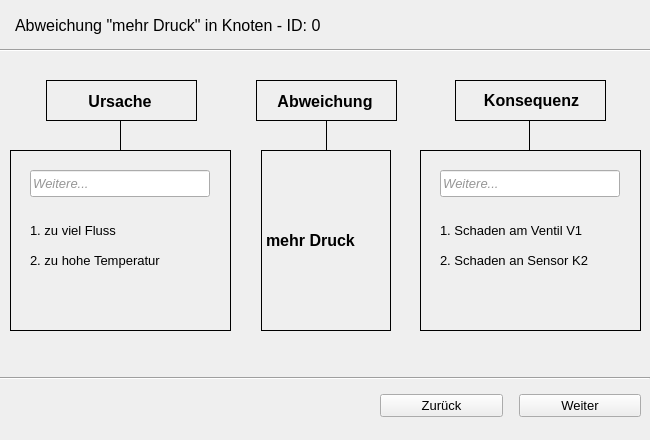
Above: Code/wizard_3.ui from MSPietsch/HMI before the change. Below: the same form after it.
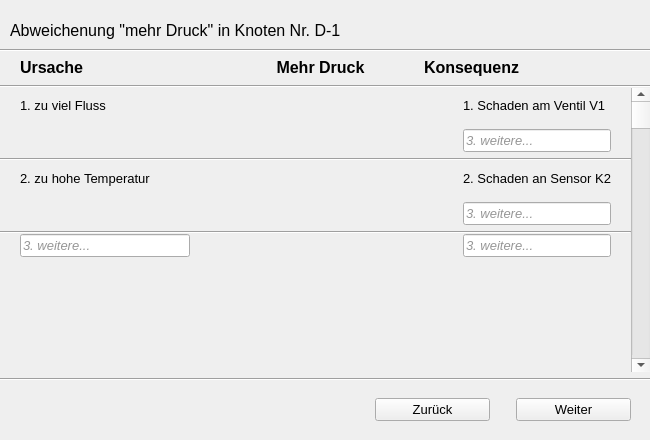
That is the form after the change. Icons and pictures are not drawn.

```diff
--- a/Code/wizard_3.ui
+++ b/Code/wizard_3.ui
@@ -45,21 +45,74 @@
    <property name="frameShadow">
     <enum>QFrame::Plain</enum>
    </property>
-   <widget class="QWidget" name="horizontalLayoutWidget">
+   <widget class="QLabel" name="uberschriftLabel">
     <property name="geometry">
      <rect>
-      <x>380</x>
-      <y>375</y>
-      <width>261</width>
+      <x>10</x>
+      <y>15</y>
+      <width>671</width>
+      <height>31</height>
+     </rect>
+    </property>
+    <property name="font">
+     <font>
+      <pointsize>12</pointsize>
+     </font>
+    </property>
+    <property name="text">
+     <string>Abweichenung &quot;mehr Druck&quot; in Knoten Nr. D-1</string>
+    </property>
+    <property name="alignment">
+     <set>Qt::AlignLeading|Qt::AlignLeft|Qt::AlignVCenter</set>
+    </property>
+   </widget>
+   <widget class="Line" name="line_4">
+    <property name="geometry">
+     <rect>
+      <x>-103</x>
+      <y>40</y>
+      <width>871</width>
+      <height>20</height>
+     </rect>
+    </property>
+    <property name="orientation">
+     <enum>Qt::Horizontal</enum>
+    </property>
+   </widget>
+   <widget class="QWidget" name="horizontalLayoutWidget_2">
+    <property name="geometry">
+     <rect>
+      <x>0</x>
+      <y>379</y>
+      <width>651</width>
       <height>61</height>
      </rect>
     </property>
     <layout class="QHBoxLayout" name="horizontalLayout">
+     <item>
+      <spacer name="horizontalSpacer_4">
+       <property name="orientation">
+        <enum>Qt::Horizontal</enum>
+       </property>
+       <property name="sizeHint" stdset="0">
+        <size>
+         <width>40</width>
+         <height>20</height>
+        </size>
+       </property>
+      </spacer>
+     </item>
      <item>
       <widget class="QPushButton" name="zuruckButton">
        <property name="enabled">
         <bool>true</bool>
        </property>
+       <property name="minimumSize">
+        <size>
+         <width>115</width>
+         <height>0</height>
+        </size>
+       </property>
        <property name="text">
         <string>Zurück</string>
        </property>
@@ -69,249 +122,100 @@
       </widget>
      </item>
      <item>
-      <spacer name="horizontalSpacer">
+      <spacer name="verticalSpacer_4">
        <property name="orientation">
-        <enum>Qt::Horizontal</enum>
+        <enum>Qt::Vertical</enum>
        </property>
        <property name="sizeType">
         <enum>QSizePolicy::Fixed</enum>
        </property>
        <property name="sizeHint" stdset="0">
         <size>
-         <width>10</width>
-         <height>20</height>
+         <width>20</width>
+         <height>40</height>
         </size>
        </property>
       </spacer>
      </item>
      <item>
       <widget class="QPushButton" name="weiterButton">
+       <property name="minimumSize">
+        <size>
+         <width>115</width>
+         <height>0</height>
+        </size>
+       </property>
        <property name="text">
         <string>Weiter</string>
        </property>
       </widget>
      </item>
+     <item>
+      <spacer name="verticalSpacer_5">
+       <property name="orientation">
+        <enum>Qt::Vertical</enum>
+       </property>
+       <property name="sizeType">
+        <enum>QSizePolicy::Fixed</enum>
+       </property>
+       <property name="sizeHint" stdset="0">
+        <size>
+         <width>20</width>
+         <height>40</height>
+        </size>
+       </property>
+      </spacer>
+     </item>
     </layout>
    </widget>
+   <widget class="QWidget" name="">
+    <property name="geometry">
+     <rect>
+      <x>0</x>
+      <y>50</y>
+      <width>651</width>
+      <height>331</height>
+     </rect>
+    </property>
+    <layout class="QGridLayout" name="gridLayout_4">
+     <item row="2" column="0">
    <widget class="Line" name="line">
-    <property name="geometry">
-     <rect>
-      <x>0</x>
-      <y>370</y>
-      <width>650</width>
-      <height>16</height>
-     </rect>
-    </property>
     <property name="orientation">
      <enum>Qt::Horizontal</enum>
     </property>
    </widget>
-   <widget class="QLabel" name="label_2">
-    <property name="geometry">
-     <rect>
-      <x>30</x>
-      <y>88</y>
-      <width>180</width>
-      <height>26</height>
-     </rect>
-    </property>
-    <property name="font">
-     <font>
-      <pointsize>12</pointsize>
-      <weight>75</weight>
-      <bold>true</bold>
-     </font>
-    </property>
-    <property name="text">
-     <string>Ursache</string>
-    </property>
-    <property name="alignment">
-     <set>Qt::AlignCenter</set>
-    </property>
-   </widget>
-   <widget class="QLabel" name="label_6">
-    <property name="geometry">
-     <rect>
-      <x>260</x>
-      <y>88</y>
-      <width>130</width>
-      <height>26</height>
-     </rect>
-    </property>
-    <property name="font">
-     <font>
-      <pointsize>12</pointsize>
-      <weight>75</weight>
-      <bold>true</bold>
-     </font>
-    </property>
-    <property name="text">
-     <string>Abweichung</string>
-    </property>
-    <property name="alignment">
-     <set>Qt::AlignCenter</set>
-    </property>
-   </widget>
-   <widget class="QLabel" name="abweichungLabel">
-    <property name="geometry">
-     <rect>
-      <x>261</x>
-      <y>150</y>
-      <width>130</width>
-      <height>181</height>
-     </rect>
-    </property>
-    <property name="maximumSize">
-     <size>
-      <width>130</width>
-      <height>16777215</height>
-     </size>
-    </property>
-    <property name="font">
-     <font>
-      <pointsize>12</pointsize>
-      <weight>75</weight>
-      <bold>true</bold>
-     </font>
-    </property>
-    <property name="autoFillBackground">
-     <bool>true</bool>
-    </property>
-    <property name="frameShape">
-     <enum>QFrame::Box</enum>
-    </property>
-    <property name="text">
-     <string>mehr Druck </string>
-    </property>
-   </widget>
-   <widget class="QLabel" name="label_5">
-    <property name="geometry">
-     <rect>
-      <x>440</x>
-      <y>78</y>
-      <width>183</width>
-      <height>45</height>
-     </rect>
-    </property>
-    <property name="font">
-     <font>
-      <pointsize>12</pointsize>
-      <weight>75</weight>
-      <bold>true</bold>
-     </font>
-    </property>
-    <property name="text">
-     <string>Konsequenz</string>
-    </property>
-    <property name="alignment">
-     <set>Qt::AlignCenter</set>
-    </property>
-   </widget>
+     </item>
+     <item row="1" column="0">
+      <layout class="QGridLayout" name="gridLayout_3">
+       <property name="spacing">
+        <number>0</number>
+       </property>
+       <item row="1" column="0">
+        <layout class="QGridLayout" name="gridLayout_2">
+         <property name="spacing">
+          <number>0</number>
+         </property>
+         <item row="0" column="0">
    <widget class="Line" name="line_2">
-    <property name="geometry">
-     <rect>
-      <x>110</x>
-      <y>120</y>
-      <width>20</width>
-      <height>31</height>
-     </rect>
-    </property>
-    <property name="frameShadow">
-     <enum>QFrame::Plain</enum>
-    </property>
-    <property name="orientation">
-     <enum>Qt::Vertical</enum>
-    </property>
-   </widget>
-   <widget class="Line" name="line_3">
-    <property name="geometry">
-     <rect>
-      <x>318</x>
-      <y>120</y>
-      <width>16</width>
-      <height>31</height>
-     </rect>
-    </property>
-    <property name="frameShadow">
-     <enum>QFrame::Plain</enum>
-    </property>
-    <property name="orientation">
-     <enum>Qt::Vertical</enum>
-    </property>
-   </widget>
-   <widget class="Line" name="line_5">
-    <property name="geometry">
-     <rect>
-      <x>521</x>
-      <y>120</y>
-      <width>16</width>
-      <height>31</height>
-     </rect>
-    </property>
-    <property name="frameShadow">
-     <enum>QFrame::Plain</enum>
-    </property>
-    <property name="orientation">
-     <enum>Qt::Vertical</enum>
-    </property>
-   </widget>
-   <widget class="QLabel" name="label_7">
-    <property name="geometry">
-     <rect>
-      <x>420</x>
-      <y>150</y>
-      <width>221</width>
-      <height>181</height>
-     </rect>
-    </property>
-    <property name="frameShape">
-     <enum>QFrame::Box</enum>
-    </property>
-    <property name="text">
-     <string/>
-    </property>
-   </widget>
-   <widget class="QLabel" name="label_8">
-    <property name="geometry">
-     <rect>
-      <x>10</x>
-      <y>150</y>
-      <width>221</width>
-      <height>181</height>
-     </rect>
-    </property>
-    <property name="frameShape">
-     <enum>QFrame::Box</enum>
-    </property>
-    <property name="text">
-     <string/>
-    </property>
-   </widget>
-   <widget class="Line" name="line_6">
-    <property name="geometry">
-     <rect>
-      <x>-110</x>
-      <y>40</y>
-      <width>871</width>
-      <height>20</height>
-     </rect>
-    </property>
     <property name="orientation">
      <enum>Qt::Horizontal</enum>
     </property>
    </widget>
+         </item>
+         <item row="1" column="0">
+          <layout class="QGridLayout" name="gridLayout">
+           <item row="3" column="5">
+            <widget class="QLabel" name="label_9">
+             <property name="text">
+              <string>2. Schaden an Sensor K2</string>
+             </property>
+            </widget>
+           </item>
+           <item row="6" column="1">
    <widget class="QLineEdit" name="lineEdit">
-    <property name="geometry">
-     <rect>
-      <x>30</x>
-      <y>170</y>
-      <width>180</width>
-      <height>27</height>
-     </rect>
-    </property>
     <property name="maximumSize">
      <size>
-      <width>180</width>
+               <width>170</width>
       <height>16777215</height>
      </size>
     </property>
@@ -388,37 +292,92 @@
      </font>
     </property>
     <property name="text">
-     <string>Weitere...</string>
-    </property>
-   </widget>
-   <widget class="QLabel" name="label_3">
-    <property name="geometry">
-     <rect>
-      <x>30</x>
-      <y>220</y>
-      <width>180</width>
-      <height>21</height>
-     </rect>
-    </property>
+              <string>3. weitere...</string>
+             </property>
+            </widget>
+           </item>
+           <item row="0" column="3">
+            <widget class="QLabel" name="label_23">
+             <property name="maximumSize">
+              <size>
+               <width>35</width>
+               <height>35</height>
+              </size>
+             </property>
+             <property name="text">
+              <string/>
+             </property>
+             <property name="pixmap">
+              <pixmap>C:/Users/Tim/PycharmProjects/HMI/icons/Pfeil_transparent_small.png</pixmap>
+             </property>
+             <property name="scaledContents">
+              <bool>true</bool>
+             </property>
+             <property name="alignment">
+              <set>Qt::AlignCenter</set>
+             </property>
+            </widget>
+           </item>
+           <item row="0" column="2">
+            <spacer name="horizontalSpacer_14">
+             <property name="orientation">
+              <enum>Qt::Horizontal</enum>
+             </property>
+             <property name="sizeType">
+              <enum>QSizePolicy::Expanding</enum>
+             </property>
+             <property name="sizeHint" stdset="0">
+              <size>
+               <width>80</width>
+               <height>20</height>
+              </size>
+             </property>
+            </spacer>
+           </item>
+           <item row="2" column="0" colspan="7">
+            <widget class="Line" name="line_3">
+             <property name="orientation">
+              <enum>Qt::Horizontal</enum>
+             </property>
+            </widget>
+           </item>
+           <item row="0" column="7" rowspan="9">
+            <widget class="QScrollBar" name="verticalScrollBar">
+             <property name="minimumSize">
+              <size>
+               <width>20</width>
+               <height>0</height>
+              </size>
+             </property>
+             <property name="orientation">
+              <enum>Qt::Vertical</enum>
+             </property>
+            </widget>
+           </item>
+           <item row="6" column="3">
+            <widget class="QLabel" name="label_24">
     <property name="maximumSize">
      <size>
-      <width>180</width>
-      <height>16777215</height>
+               <width>35</width>
+               <height>35</height>
      </size>
     </property>
     <property name="text">
-     <string>1. zu viel Fluss</string>
-    </property>
-   </widget>
+              <string/>
+             </property>
+             <property name="pixmap">
+              <pixmap>C:/Users/Tim/PycharmProjects/HMI/icons/Pfeil_transparent_small.png</pixmap>
+             </property>
+             <property name="scaledContents">
+              <bool>true</bool>
+             </property>
+             <property name="alignment">
+              <set>Qt::AlignCenter</set>
+             </property>
+            </widget>
+           </item>
+           <item row="3" column="1">
    <widget class="QLabel" name="label">
-    <property name="geometry">
-     <rect>
-      <x>30</x>
-      <y>240</y>
-      <width>180</width>
-      <height>40</height>
-     </rect>
-    </property>
     <property name="maximumSize">
      <size>
       <width>180</width>
@@ -429,15 +388,66 @@
      <string>2. zu hohe Temperatur</string>
     </property>
    </widget>
+           </item>
+           <item row="0" column="6">
+            <spacer name="horizontalSpacer_13">
+             <property name="orientation">
+              <enum>Qt::Horizontal</enum>
+             </property>
+             <property name="sizeType">
+              <enum>QSizePolicy::Fixed</enum>
+             </property>
+             <property name="sizeHint" stdset="0">
+              <size>
+               <width>20</width>
+               <height>20</height>
+              </size>
+             </property>
+            </spacer>
+           </item>
+           <item row="3" column="3">
+            <widget class="QLabel" name="label_22">
+             <property name="maximumSize">
+              <size>
+               <width>35</width>
+               <height>35</height>
+              </size>
+             </property>
+             <property name="text">
+              <string/>
+             </property>
+             <property name="pixmap">
+              <pixmap>C:/Users/Tim/PycharmProjects/HMI/icons/Pfeil_transparent_small.png</pixmap>
+             </property>
+             <property name="scaledContents">
+              <bool>true</bool>
+             </property>
+             <property name="alignment">
+              <set>Qt::AlignCenter</set>
+             </property>
+             <property name="wordWrap">
+              <bool>false</bool>
+             </property>
+            </widget>
+           </item>
+           <item row="0" column="0">
+            <spacer name="horizontalSpacer_11">
+             <property name="orientation">
+              <enum>Qt::Horizontal</enum>
+             </property>
+             <property name="sizeType">
+              <enum>QSizePolicy::Fixed</enum>
+             </property>
+             <property name="sizeHint" stdset="0">
+              <size>
+               <width>20</width>
+               <height>20</height>
+              </size>
+             </property>
+            </spacer>
+           </item>
+           <item row="0" column="5">
    <widget class="QLabel" name="label_4">
-    <property name="geometry">
-     <rect>
-      <x>440</x>
-      <y>220</y>
-      <width>183</width>
-      <height>21</height>
-     </rect>
-    </property>
     <property name="text">
      <string>1. Schaden am Ventil V1</string>
     </property>
@@ -445,15 +455,285 @@
      <bool>true</bool>
     </property>
    </widget>
+           </item>
+           <item row="0" column="4">
+            <spacer name="horizontalSpacer_15">
+             <property name="orientation">
+              <enum>Qt::Horizontal</enum>
+             </property>
+             <property name="sizeType">
+              <enum>QSizePolicy::Expanding</enum>
+             </property>
+             <property name="sizeHint" stdset="0">
+              <size>
+               <width>80</width>
+               <height>20</height>
+              </size>
+             </property>
+            </spacer>
+           </item>
+           <item row="4" column="3">
+            <spacer name="verticalSpacer_2">
+             <property name="orientation">
+              <enum>Qt::Vertical</enum>
+             </property>
+             <property name="sizeType">
+              <enum>QSizePolicy::Fixed</enum>
+             </property>
+             <property name="sizeHint" stdset="0">
+              <size>
+               <width>20</width>
+               <height>35</height>
+              </size>
+             </property>
+            </spacer>
+           </item>
+           <item row="7" column="1">
+            <spacer name="verticalSpacer_3">
+             <property name="orientation">
+              <enum>Qt::Vertical</enum>
+             </property>
+             <property name="sizeType">
+              <enum>QSizePolicy::Fixed</enum>
+             </property>
+             <property name="sizeHint" stdset="0">
+              <size>
+               <width>20</width>
+               <height>30</height>
+              </size>
+             </property>
+            </spacer>
+           </item>
+           <item row="1" column="1">
+            <spacer name="horizontalSpacer_10">
+             <property name="orientation">
+              <enum>Qt::Horizontal</enum>
+             </property>
+             <property name="sizeType">
+              <enum>QSizePolicy::Fixed</enum>
+             </property>
+             <property name="sizeHint" stdset="0">
+              <size>
+               <width>180</width>
+               <height>20</height>
+              </size>
+             </property>
+            </spacer>
+           </item>
+           <item row="5" column="0" colspan="7">
+            <widget class="Line" name="line_5">
+             <property name="orientation">
+              <enum>Qt::Horizontal</enum>
+             </property>
+            </widget>
+           </item>
+           <item row="3" column="0">
+            <spacer name="horizontalSpacer_12">
+             <property name="orientation">
+              <enum>Qt::Horizontal</enum>
+             </property>
+             <property name="sizeType">
+              <enum>QSizePolicy::Fixed</enum>
+             </property>
+             <property name="sizeHint" stdset="0">
+              <size>
+               <width>20</width>
+               <height>20</height>
+              </size>
+             </property>
+            </spacer>
+           </item>
+           <item row="6" column="5">
+            <widget class="QLineEdit" name="lineEdit_4">
+             <property name="maximumSize">
+              <size>
+               <width>180</width>
+               <height>16777215</height>
+              </size>
+             </property>
+             <property name="palette">
+              <palette>
+               <active>
+                <colorrole role="Text">
+                 <brush brushstyle="SolidPattern">
+                  <color alpha="255">
+                   <red>150</red>
+                   <green>150</green>
+                   <blue>150</blue>
+                  </color>
+                 </brush>
+                </colorrole>
+                <colorrole role="PlaceholderText">
+                 <brush brushstyle="SolidPattern">
+                  <color alpha="128">
+                   <red>150</red>
+                   <green>150</green>
+                   <blue>150</blue>
+                  </color>
+                 </brush>
+                </colorrole>
+               </active>
+               <inactive>
+                <colorrole role="Text">
+                 <brush brushstyle="SolidPattern">
+                  <color alpha="255">
+                   <red>150</red>
+                   <green>150</green>
+                   <blue>150</blue>
+                  </color>
+                 </brush>
+                </colorrole>
+                <colorrole role="PlaceholderText">
+                 <brush brushstyle="SolidPattern">
+                  <color alpha="128">
+                   <red>150</red>
+                   <green>150</green>
+                   <blue>150</blue>
+                  </color>
+                 </brush>
+                </colorrole>
+               </inactive>
+               <disabled>
+                <colorrole role="Text">
+                 <brush brushstyle="SolidPattern">
+                  <color alpha="255">
+                   <red>120</red>
+                   <green>120</green>
+                   <blue>120</blue>
+                  </color>
+                 </brush>
+                </colorrole>
+                <colorrole role="PlaceholderText">
+                 <brush brushstyle="SolidPattern">
+                  <color alpha="128">
+                   <red>0</red>
+                   <green>0</green>
+                   <blue>0</blue>
+                  </color>
+                 </brush>
+                </colorrole>
+               </disabled>
+              </palette>
+             </property>
+             <property name="font">
+              <font>
+               <weight>50</weight>
+               <italic>true</italic>
+               <bold>false</bold>
+               <kerning>false</kerning>
+              </font>
+             </property>
+             <property name="text">
+              <string>3. weitere...</string>
+             </property>
+            </widget>
+           </item>
+           <item row="1" column="3">
+            <spacer name="verticalSpacer">
+             <property name="orientation">
+              <enum>Qt::Vertical</enum>
+             </property>
+             <property name="sizeType">
+              <enum>QSizePolicy::Fixed</enum>
+             </property>
+             <property name="sizeHint" stdset="0">
+              <size>
+               <width>20</width>
+               <height>35</height>
+              </size>
+             </property>
+            </spacer>
+           </item>
+           <item row="1" column="5">
+            <widget class="QLineEdit" name="lineEdit_3">
+             <property name="maximumSize">
+              <size>
+               <width>180</width>
+               <height>16777215</height>
+              </size>
+             </property>
+             <property name="palette">
+              <palette>
+               <active>
+                <colorrole role="Text">
+                 <brush brushstyle="SolidPattern">
+                  <color alpha="255">
+                   <red>150</red>
+                   <green>150</green>
+                   <blue>150</blue>
+                  </color>
+                 </brush>
+                </colorrole>
+                <colorrole role="PlaceholderText">
+                 <brush brushstyle="SolidPattern">
+                  <color alpha="128">
+                   <red>150</red>
+                   <green>150</green>
+                   <blue>150</blue>
+                  </color>
+                 </brush>
+                </colorrole>
+               </active>
+               <inactive>
+                <colorrole role="Text">
+                 <brush brushstyle="SolidPattern">
+                  <color alpha="255">
+                   <red>150</red>
+                   <green>150</green>
+                   <blue>150</blue>
+                  </color>
+                 </brush>
+                </colorrole>
+                <colorrole role="PlaceholderText">
+                 <brush brushstyle="SolidPattern">
+                  <color alpha="128">
+                   <red>150</red>
+                   <green>150</green>
+                   <blue>150</blue>
+                  </color>
+                 </brush>
+                </colorrole>
+               </inactive>
+               <disabled>
+                <colorrole role="Text">
+                 <brush brushstyle="SolidPattern">
+                  <color alpha="255">
+                   <red>120</red>
+                   <green>120</green>
+                   <blue>120</blue>
+                  </color>
+                 </brush>
+                </colorrole>
+                <colorrole role="PlaceholderText">
+                 <brush brushstyle="SolidPattern">
+                  <color alpha="128">
+                   <red>0</red>
+                   <green>0</green>
+                   <blue>0</blue>
+                  </color>
+                 </brush>
+                </colorrole>
+               </disabled>
+              </palette>
+             </property>
+             <property name="font">
+              <font>
+               <weight>50</weight>
+               <italic>true</italic>
+               <bold>false</bold>
+               <kerning>false</kerning>
+              </font>
+             </property>
+             <property name="statusTip">
+              <string/>
+             </property>
+             <property name="text">
+              <string>3. weitere...</string>
+             </property>
+            </widget>
+           </item>
+           <item row="4" column="5">
    <widget class="QLineEdit" name="lineEdit_2">
-    <property name="geometry">
-     <rect>
-      <x>440</x>
-      <y>170</y>
-      <width>180</width>
-      <height>27</height>
-     </rect>
-    </property>
     <property name="maximumSize">
      <size>
       <width>180</width>
@@ -533,145 +813,173 @@
      </font>
     </property>
     <property name="text">
-     <string>Weitere...</string>
-    </property>
-   </widget>
-   <widget class="QLabel" name="label_9">
-    <property name="geometry">
-     <rect>
-      <x>440</x>
-      <y>250</y>
-      <width>183</width>
-      <height>21</height>
-     </rect>
-    </property>
-    <property name="text">
-     <string>2. Schaden an Sensor K2</string>
-    </property>
-   </widget>
-   <widget class="QLabel" name="label_13">
-    <property name="geometry">
-     <rect>
-      <x>256</x>
-      <y>80</y>
-      <width>141</width>
-      <height>41</height>
-     </rect>
-    </property>
-    <property name="frameShape">
-     <enum>QFrame::Box</enum>
-    </property>
+              <string>3. weitere...</string>
+             </property>
+             <property name="alignment">
+              <set>Qt::AlignLeading|Qt::AlignLeft|Qt::AlignVCenter</set>
+             </property>
+            </widget>
+           </item>
+           <item row="0" column="1">
+            <widget class="QLabel" name="label_3">
+             <property name="maximumSize">
+              <size>
+               <width>180</width>
+               <height>16777215</height>
+              </size>
+             </property>
     <property name="text">
-     <string/>
-    </property>
-   </widget>
-   <widget class="QLabel" name="label_14">
-    <property name="geometry">
-     <rect>
-      <x>455</x>
-      <y>80</y>
-      <width>151</width>
-      <height>41</height>
-     </rect>
-    </property>
-    <property name="frameShape">
-     <enum>QFrame::Box</enum>
-    </property>
-    <property name="text">
-     <string/>
-    </property>
-   </widget>
-   <widget class="QLabel" name="label_12">
-    <property name="geometry">
-     <rect>
-      <x>46</x>
-      <y>80</y>
-      <width>151</width>
-      <height>41</height>
-     </rect>
-    </property>
-    <property name="frameShape">
-     <enum>QFrame::Box</enum>
-    </property>
-    <property name="text">
-     <string/>
-    </property>
-   </widget>
-   <widget class="QLabel" name="label_15">
-    <property name="enabled">
-     <bool>true</bool>
-    </property>
-    <property name="geometry">
-     <rect>
-      <x>15</x>
-      <y>10</y>
-      <width>591</width>
-      <height>31</height>
-     </rect>
-    </property>
+              <string>1. zu viel Fluss</string>
+             </property>
+            </widget>
+           </item>
+          </layout>
+         </item>
+        </layout>
+       </item>
+       <item row="0" column="0">
+        <layout class="QHBoxLayout" name="horizontalLayout_2">
+         <property name="spacing">
+          <number>0</number>
+         </property>
+         <item>
+          <spacer name="horizontalSpacer_16">
+           <property name="orientation">
+            <enum>Qt::Horizontal</enum>
+           </property>
+           <property name="sizeType">
+            <enum>QSizePolicy::Fixed</enum>
+           </property>
+           <property name="sizeHint" stdset="0">
+            <size>
+             <width>20</width>
+             <height>20</height>
+            </size>
+           </property>
+          </spacer>
+         </item>
+         <item>
+          <widget class="QLabel" name="label_2">
+           <property name="maximumSize">
+            <size>
+             <width>16777215</width>
+             <height>30</height>
+            </size>
+           </property>
     <property name="font">
      <font>
       <pointsize>12</pointsize>
-      <weight>50</weight>
-      <bold>false</bold>
+             <weight>75</weight>
+             <bold>true</bold>
      </font>
     </property>
     <property name="text">
-     <string>Abweichung &quot;mehr Druck&quot; in Knoten - ID: 0</string>
-    </property>
-   </widget>
-   <widget class="QLabel" name="label_11">
-    <property name="geometry">
-     <rect>
-      <x>206</x>
-      <y>81</y>
-      <width>40</width>
-      <height>40</height>
-     </rect>
-    </property>
+            <string>Ursache</string>
+           </property>
+           <property name="alignment">
+            <set>Qt::AlignLeading|Qt::AlignLeft|Qt::AlignVCenter</set>
+           </property>
+          </widget>
+         </item>
+         <item>
+          <spacer name="horizontalSpacer">
+           <property name="orientation">
+            <enum>Qt::Horizontal</enum>
+           </property>
+           <property name="sizeType">
+            <enum>QSizePolicy::Fixed</enum>
+           </property>
+           <property name="sizeHint" stdset="0">
+            <size>
+             <width>20</width>
+             <height>20</height>
+            </size>
+           </property>
+          </spacer>
+         </item>
+         <item>
+          <widget class="QLabel" name="label_6">
     <property name="maximumSize">
      <size>
-      <width>40</width>
+             <width>16777215</width>
       <height>40</height>
      </size>
     </property>
+           <property name="font">
+            <font>
+             <pointsize>12</pointsize>
+             <weight>75</weight>
+             <bold>true</bold>
+            </font>
+           </property>
     <property name="text">
-     <string/>
-    </property>
-    <property name="pixmap">
-     <pixmap>../icons/Pfeil_transparent_small.png</pixmap>
-    </property>
-    <property name="scaledContents">
-     <bool>true</bool>
-    </property>
-   </widget>
-   <widget class="QLabel" name="label_10">
-    <property name="geometry">
-     <rect>
-      <x>407</x>
-      <y>81</y>
-      <width>40</width>
-      <height>40</height>
-     </rect>
-    </property>
+            <string>Mehr Druck</string>
+           </property>
+           <property name="alignment">
+            <set>Qt::AlignCenter</set>
+           </property>
+          </widget>
+         </item>
+         <item>
+          <spacer name="horizontalSpacer_2">
+           <property name="orientation">
+            <enum>Qt::Horizontal</enum>
+           </property>
+           <property name="sizeType">
+            <enum>QSizePolicy::Fixed</enum>
+           </property>
+           <property name="sizeHint" stdset="0">
+            <size>
+             <width>10</width>
+             <height>10</height>
+            </size>
+           </property>
+          </spacer>
+         </item>
+         <item>
+          <widget class="QLabel" name="label_5">
     <property name="maximumSize">
      <size>
-      <width>40</width>
-      <height>40</height>
-     </size>
-    </property>
+             <width>16777215</width>
+             <height>35</height>
+            </size>
+           </property>
+           <property name="font">
+            <font>
+             <pointsize>12</pointsize>
+             <weight>75</weight>
+             <bold>true</bold>
+            </font>
+           </property>
     <property name="text">
-     <string/>
-    </property>
-    <property name="pixmap">
-     <pixmap>../icons/Pfeil_transparent_small.png</pixmap>
-    </property>
-    <property name="scaledContents">
-     <bool>true</bool>
-    </property>
-    <property name="wordWrap">
-     <bool>true</bool>
-    </property>
+            <string>Konsequenz</string>
+           </property>
+           <property name="alignment">
+            <set>Qt::AlignLeading|Qt::AlignLeft|Qt::AlignVCenter</set>
+           </property>
+          </widget>
+         </item>
+         <item>
+          <spacer name="horizontalSpacer_3">
+           <property name="orientation">
+            <enum>Qt::Horizontal</enum>
+           </property>
+           <property name="sizeType">
+            <enum>QSizePolicy::Fixed</enum>
+           </property>
+           <property name="sizeHint" stdset="0">
+            <size>
+             <width>40</width>
+             <height>10</height>
+            </size>
+           </property>
+          </spacer>
+         </item>
+        </layout>
+       </item>
+      </layout>
+     </item>
+    </layout>
    </widget>
   </widget>
  </widget>
```
Lines whose indentation alone changed are shown as unchanged.
